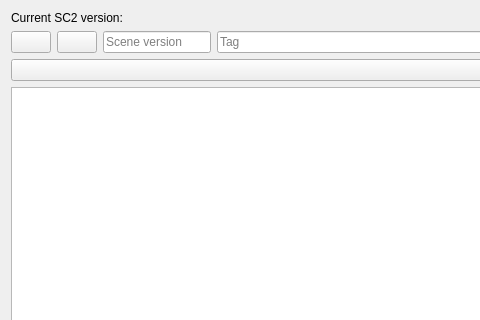
The window that Tools/ResourceEditor/DataQt/VersionInfoWidget.ui (xaoctech/dava.engine) describes before a commit, drawn with Qt 5; both pictures show x 0 to 480 and y 0 to 320 of the 613 by 425 pixel window.
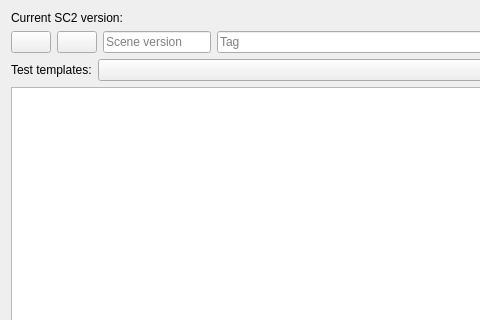
The same window after the commit. Icons and pictures are not drawn.

Commit message: [DF-4070] Added version info debug dialog

```diff
--- a/Tools/ResourceEditor/DataQt/VersionInfoWidget.ui
+++ b/Tools/ResourceEditor/DataQt/VersionInfoWidget.ui
@@ -130,7 +130,24 @@
    <item>
     <layout class="QHBoxLayout" name="horizontalLayout_4">
      <item>
-      <widget class="QComboBox" name="tagTemplate"/>
+      <widget class="QLabel" name="label_2">
+       <property name="sizePolicy">
+        <sizepolicy hsizetype="Maximum" vsizetype="Preferred">
+         <horstretch>0</horstretch>
+         <verstretch>0</verstretch>
+        </sizepolicy>
+       </property>
+       <property name="text">
+        <string>Test templates:</string>
+       </property>
+      </widget>
+     </item>
+     <item>
+      <widget class="QComboBox" name="tagTemplate">
+       <property name="duplicatesEnabled">
+        <bool>true</bool>
+       </property>
+      </widget>
      </item>
     </layout>
    </item>
```
The commit also changes 9 other files.
